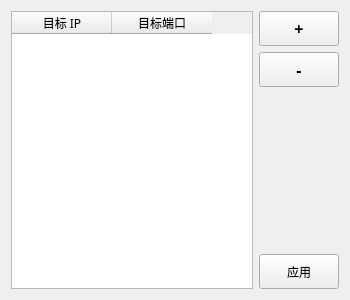
First picture: the form in ExportScannerInfo/TCPC_AddConnect.ui, repository 2782694792/InfoTransAssistant, before the edit.
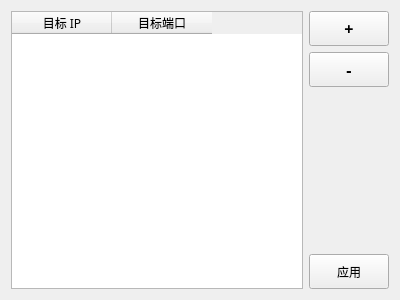
Second picture: the form after the edit.

```diff
--- a/ExportScannerInfo/TCPC_AddConnect.ui
+++ b/ExportScannerInfo/TCPC_AddConnect.ui
@@ -6,7 +6,7 @@
    <rect>
     <x>0</x>
     <y>0</y>
-    <width>350</width>
+    <width>400</width>
     <height>300</height>
    </rect>
   </property>
@@ -18,7 +18,7 @@
   </property>
   <property name="minimumSize">
    <size>
-    <width>350</width>
+    <width>400</width>
     <height>300</height>
    </size>
   </property>
```
Left out of the diff: 12 changed lines with no effect on the pictures.
